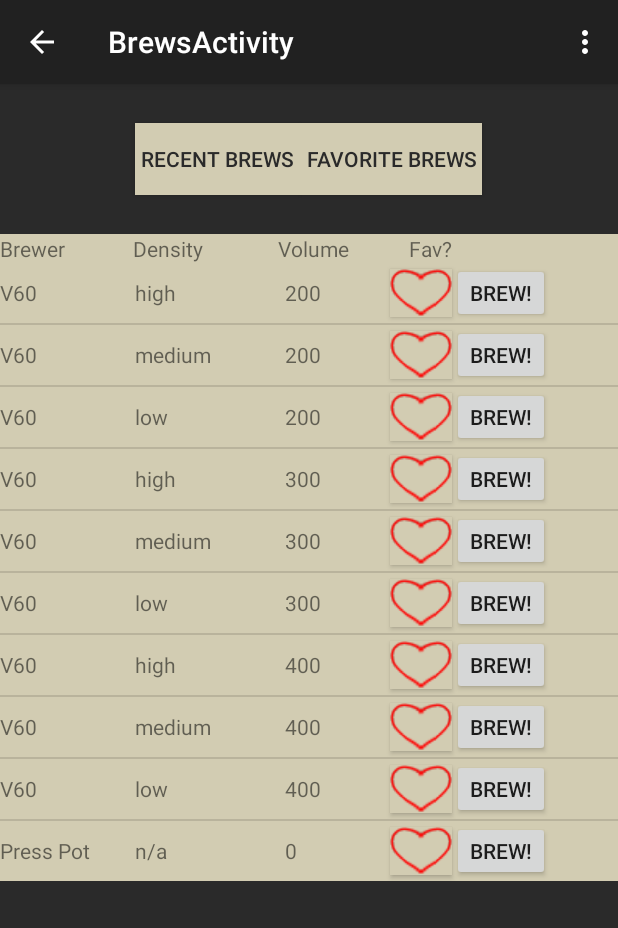
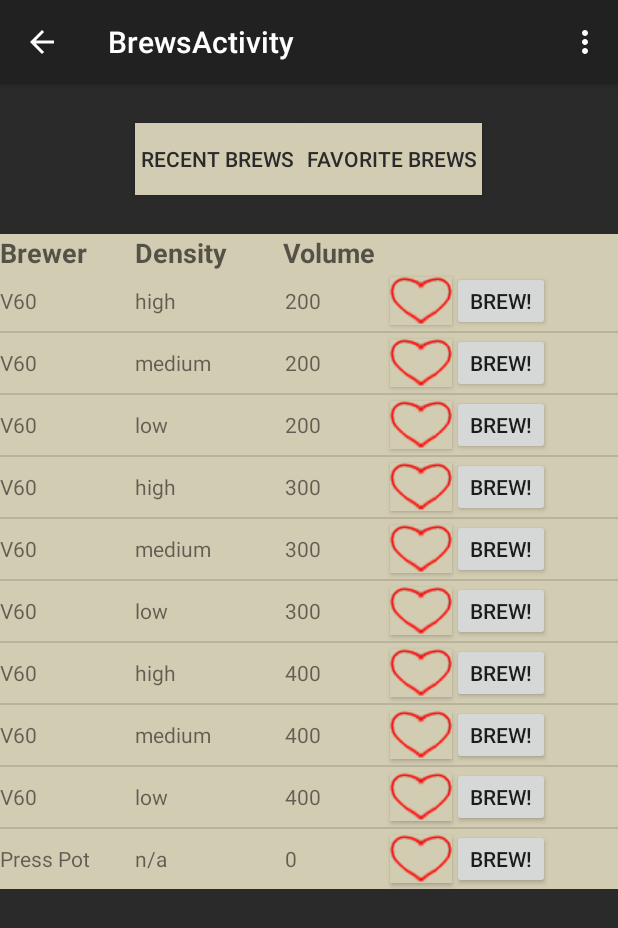
Before and after one commit to Natureboy/Uncommon_Roasters, an Android app: the BrewsActivity screen opened directly, with no data from a screen before it, on a phone screen of 412 x 824 dp. Shown: the top 928 px of the screen. Run offline under Robolectric (Android 15) with nearby library versions, the phone set to English and light mode, and no system bars.

```diff
--- a/app/src/main/java/com/teamcoffee/coffeewizard/DatabaseContract.java
+++ b/app/src/main/java/com/teamcoffee/coffeewizard/DatabaseContract.java
@@ -15,7 +15,7 @@ import android.util.Pair;
 public class DatabaseContract {
 
     //Only change this when the schema is being changed, this will delete any user added data
-    public static final int DATABASE_VERSION = 22;
+    public static final int DATABASE_VERSION = 23;
 
     public static final String DATABASE_NAME = "coffeeWizard.db";
     private static final String TYPE_TEXT = " TEXT";
--- a/app/src/main/res/layout/activity_brews.xml
+++ b/app/src/main/res/layout/activity_brews.xml
@@ -62,11 +62,12 @@
             android:layout_height="wrap_content"
             android:text="@string/brewer"
             android:id="@+id/brewerText"
-            android:textAppearance="?android:attr/textAppearanceSmall"
+            android:textAppearance="?android:attr/textAppearanceMedium"
             android:layout_below="@+id/linearLayout"
             android:layout_alignParentLeft="true"
             android:layout_alignParentStart="false"
-            android:background="#D2CCB2" />
+            android:background="#D2CCB2"
+            android:textStyle="bold" />
 
         <TextView
             android:layout_width="wrap_content"
@@ -76,9 +77,10 @@
             android:layout_toEndOf="@+id/brewerText"
             android:layout_toRightOf="@+id/brewerText"
             android:layout_below="@+id/linearLayout"
-            android:textAppearance="?android:attr/textAppearanceSmall"
+            android:textAppearance="?android:attr/textAppearanceMedium"
             android:background="#D2CCB2"
-            android:layout_marginLeft="45dp" />
+            android:layout_marginLeft="32dp"
+            android:textStyle="bold" />
 
         <TextView
             android:layout_width="wrap_content"
@@ -88,17 +90,10 @@
             android:layout_below="@+id/linearLayout"
             android:layout_toRightOf="@+id/densityText"
             android:layout_toEndOf="@+id/densityText"
-            android:textAppearance="?android:attr/textAppearanceSmall"
+            android:textAppearance="?android:attr/textAppearanceMedium"
             android:background="#D2CCB2"
-            android:layout_marginLeft="50dp" />
-
-        <TextView
-            android:layout_width="wrap_content"
-            android:layout_height="wrap_content"
-            android:textAppearance="?android:attr/textAppearanceSmall"
-            android:text="Fav?"
-            android:id="@+id/favoriteText"
-            android:layout_marginLeft="40dp" />
+            android:layout_marginLeft="37dp"
+            android:textStyle="bold" />
 
     </TableRow>
 
```
Also changed, not shown: app/src/main/java/com/teamcoffee/coffeewizard/RecipesCursorAdapter.java (+23 -7 lines).
